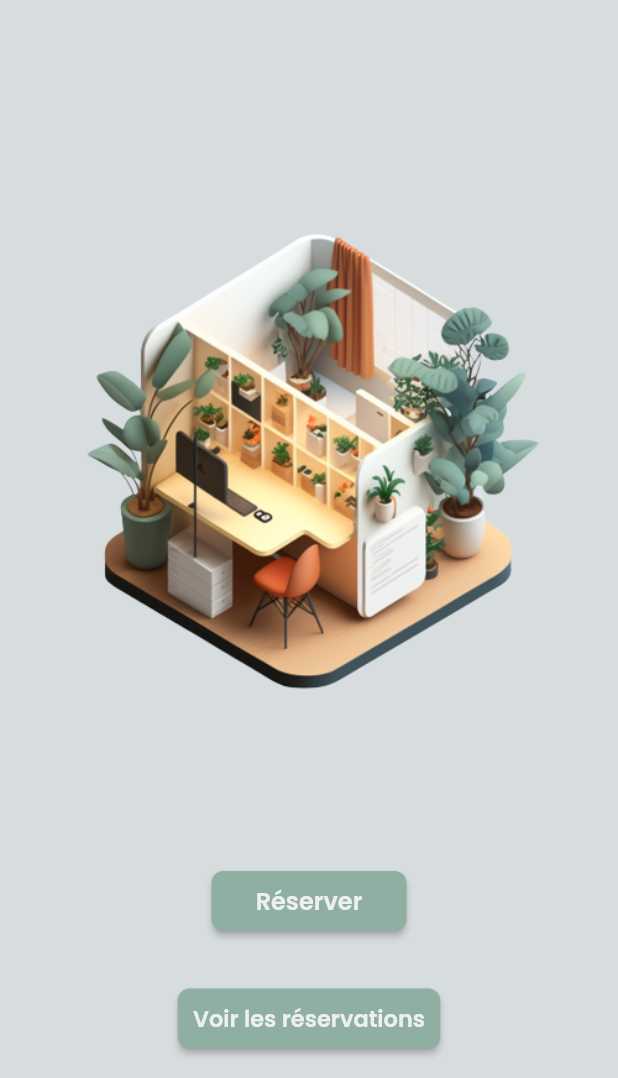
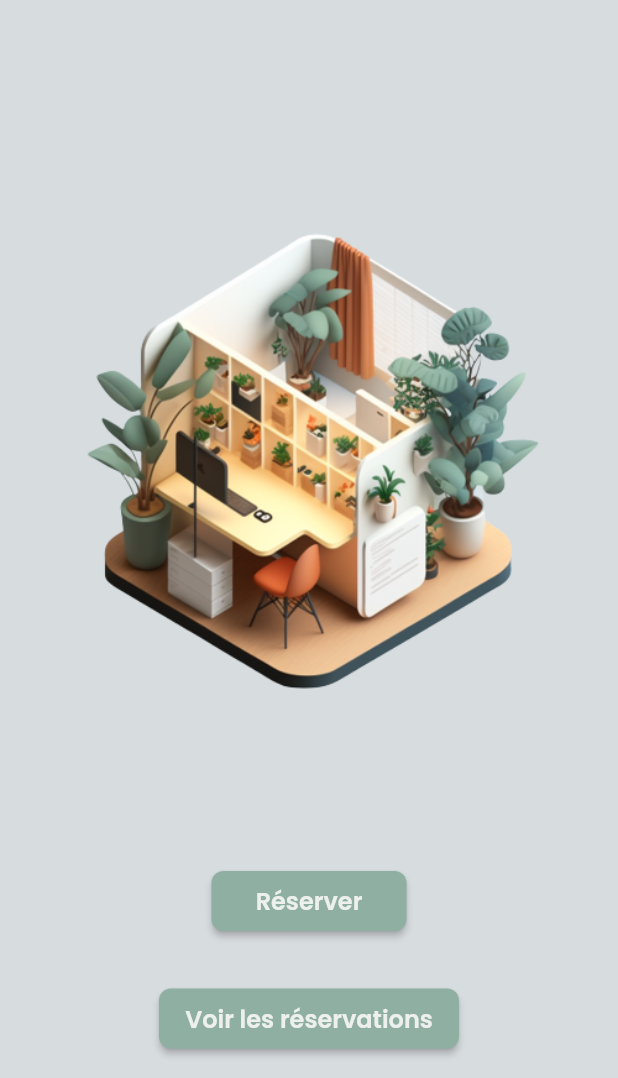
Before and after one commit to ZarakiRage0/Collab_Cube, a Flutter app: the screen it shows after launch, on a phone screen of 412 x 824 dp, the part 158-1236 px from its top. Run offline on Flutter 3.47's test engine with Material 2 defaults, Android fonts, the phone set to English and light mode, and no system bars; drawn by our look-alikes of auto_size_text; our stand-ins replace datetime_picker_formfield, flutter_map, font_awesome_flutter, google_fonts, latlong2, page_transition and 2 more; missing offline and left inert: flutter_map_marker_popup, json_path.

Commit message:
Fix SDK version + btn width

```diff
--- a/lib/home.dart
+++ b/lib/home.dart
@@ -108,13 +108,12 @@ class _HomeWidgetState extends State<HomeWidget> {
                     Navigator.push(
                         context,
                         MaterialPageRoute(
-                          builder: (context) =>
-                              ReservationListPage(reservations: reservations!),
+                          builder: (context) => ReservationListPage(reservations: reservations!),
                         ));
                   },
                   text: 'Voir les réservations',
                   options: FFButtonOptions(
-                    width: 175,
+                    width: 200,
                     height: 40,
                     color: Color(0xFF8EAFA1),
                     textStyle: FlutterFlowTheme.of(context).subtitle2.override(
```
Also changed, not shown: 1 other file.
